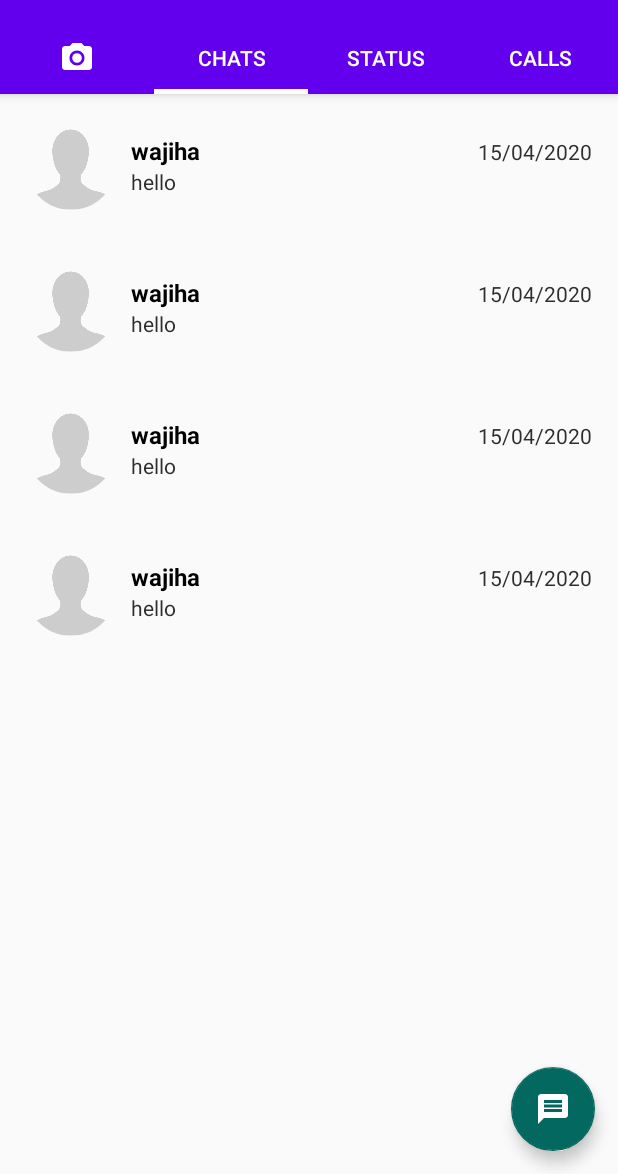
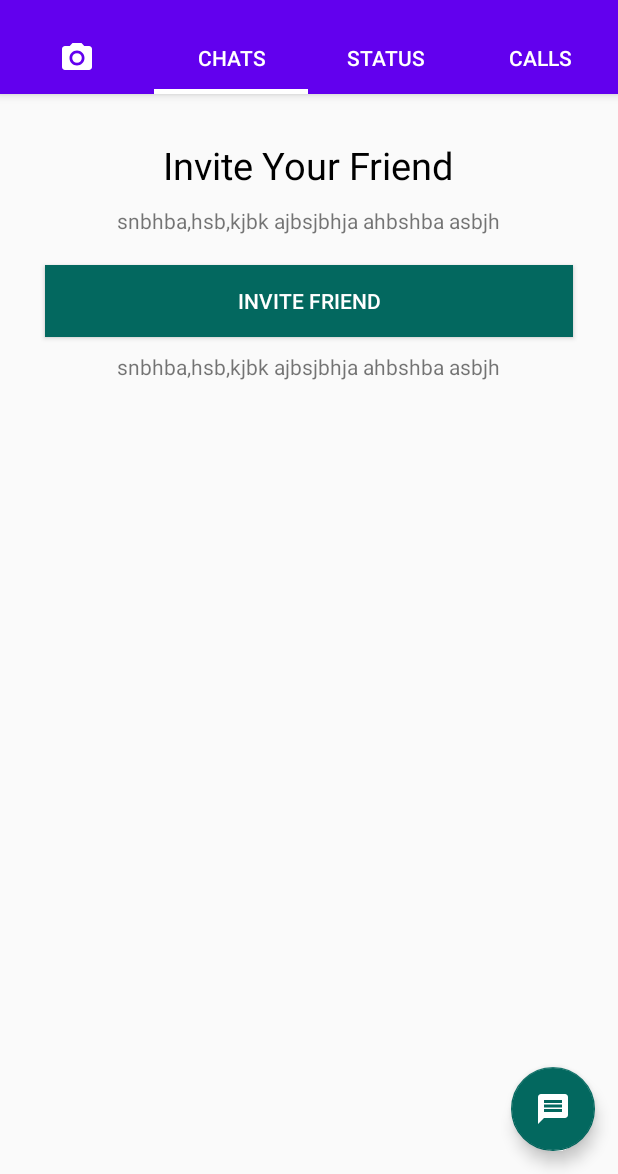
Before and after one commit to wajihasiddiqui/WhatsAppClone, an Android app: the screen it shows after launch once a user with an empty profile is signed in (MainActivity), on a phone screen of 412 x 824 dp, the part 62-1236 px from its top. Run offline under Robolectric (Android 15) with nearby library versions, the phone set to English and light mode, and no system bars; our stand-ins replace Firebase (no records; nobody signed in at launch, a user with empty details on screens opened directly); plain views replace CircularImageView.

Commit message:
Fix bugs in chatfragments

```diff
--- a/app/src/main/java/com/example/whatsappclone/ChatFragment.java
+++ b/app/src/main/java/com/example/whatsappclone/ChatFragment.java
@@ -33,23 +33,21 @@ public class ChatFragment extends Fragment {
                              Bundle savedInstanceState) {
         // Inflate the layout for this fragment
         View view = inflater.inflate(R.layout.fragment_chat, container, false);
+        List<chatlist> list = new ArrayList<>();
 
-        recyclerview = view.findViewById(R.id.recyclerview);
+        RecyclerView recyclerview = view.findViewById(R.id.recyclerview);
         recyclerview.setLayoutManager(new LinearLayoutManager(getContext()));
 
-        getChatList();
+//        list.add(new chatlist("11", "wajiha","hello","15/04/2020","https://tse3.mm.bing.net/th?id=OIP.Xa_FUFxWwz48najD3i5uCAHaFY&pid=Api&P=0&w=254&h=185"));
+//        list.add(new chatlist("12", "wajiha","hello","15/04/2020","https://tse1.mm.bing.net/th?id=OIP.r8soQNgKeW77Is5e_fCUCQHaHa&pid=Api&P=0&w=300&h=300"));
+//        list.add(new chatlist("13", "wajiha","hello","15/04/2020","https://tse1.mm.bing.net/th?id=OIP.11S6ygRSOPAQ_67To_nW3AHaEH&pid=Api&P=0&w=286&h=160"));
+//        list.add(new chatlist("14", "wajiha","hello","15/04/2020","https://tse3.mm.bing.net/th?id=OIP.eTCKYXrmICrgAr1f93GxPQHaFi&pid=Api&P=0&w=242&h=182"));
+//
+//        recyclerview.setAdapter(new chatlistadapter(list,getContext()));
+//
+
+
         return view;
     }
 
-    private void getChatList() {
-        list.add(new chatlist("11", "wajiha","hello","15/04/2020","https://tse3.mm.bing.net/th?id=OIP.Xa_FUFxWwz48najD3i5uCAHaFY&pid=Api&P=0&w=254&h=185"));
-        list.add(new chatlist("12", "wajiha","hello","15/04/2020","https://tse1.mm.bing.net/th?id=OIP.r8soQNgKeW77Is5e_fCUCQHaHa&pid=Api&P=0&w=300&h=300"));
-        list.add(new chatlist("13", "wajiha","hello","15/04/2020","https://tse1.mm.bing.net/th?id=OIP.11S6ygRSOPAQ_67To_nW3AHaEH&pid=Api&P=0&w=286&h=160"));
-        list.add(new chatlist("14", "wajiha","hello","15/04/2020","https://tse3.mm.bing.net/th?id=OIP.eTCKYXrmICrgAr1f93GxPQHaFi&pid=Api&P=0&w=242&h=182"));
-
-        recyclerview.setAdapter(new chatlistadapter(list,getContext()));
-
-    }
-
-
 }
--- a/app/src/main/res/layout/fragment_chat.xml
+++ b/app/src/main/res/layout/fragment_chat.xml
@@ -12,50 +12,50 @@
 
 </androidx.recyclerview.widget.RecyclerView>
 
-<!--    <LinearLayout-->
-<!--        android:layout_width="match_parent"-->
-<!--        android:layout_height="wrap_content"-->
-<!--        android:gravity="center_horizontal"-->
-<!--        android:layout_marginTop="30dp"-->
-<!--        android:orientation="vertical">-->
+    <LinearLayout
+        android:layout_width="match_parent"
+        android:layout_height="wrap_content"
+        android:gravity="center_horizontal"
+        android:layout_marginTop="30dp"
+        android:orientation="vertical">
 
-<!--        <TextView-->
-<!--            android:layout_width="wrap_content"-->
-<!--            android:layout_height="wrap_content"-->
-<!--            android:text="Invite Your Friend"-->
-<!--            android:textSize="25dp"-->
-<!--            android:textColor="@android:color/black">-->
+        <TextView
+            android:layout_width="wrap_content"
+            android:layout_height="wrap_content"
+            android:text="Invite Your Friend"
+            android:textSize="25dp"
+            android:textColor="@android:color/black">
 
-<!--        </TextView>-->
-<!--        <TextView-->
-<!--            android:layout_width="wrap_content"-->
-<!--            android:layout_height="wrap_content"-->
-<!--            android:layout_marginTop="10dp"-->
-<!--            android:layout_marginBottom="20dp"-->
-<!--            android:gravity="center_horizontal"-->
-<!--            android:text="snbhba,hsb,kjbk ajbsjbhja ahbshba asbjh">-->
+        </TextView>
+        <TextView
+            android:layout_width="wrap_content"
+            android:layout_height="wrap_content"
+            android:layout_marginTop="10dp"
+            android:layout_marginBottom="20dp"
+            android:gravity="center_horizontal"
+            android:text="snbhba,hsb,kjbk ajbsjbhja ahbshba asbjh">
 
-<!--        </TextView>-->
-<!--        <Button-->
-<!--            android:layout_width="match_parent"-->
-<!--            android:layout_height="wrap_content"-->
-<!--            android:background="@color/colorAccent"-->
-<!--            android:textColor="@android:color/white"-->
-<!--            android:layout_marginEnd="30dp"-->
-<!--            android:layout_marginStart="30dp"-->
-<!--            android:text="Invite friend">-->
+        </TextView>
+        <Button
+            android:layout_width="match_parent"
+            android:layout_height="wrap_content"
+            android:background="@color/colorAccent"
+            android:textColor="@android:color/white"
+            android:layout_marginEnd="30dp"
+            android:layout_marginStart="30dp"
+            android:text="Invite friend">
 
-<!--        </Button>-->
-<!--        <TextView-->
-<!--            android:layout_width="wrap_content"-->
-<!--            android:layout_height="wrap_content"-->
-<!--            android:layout_marginTop="10dp"-->
-<!--            android:layout_marginBottom="20dp"-->
-<!--            android:gravity="center_horizontal"-->
-<!--            android:text="snbhba,hsb,kjbk ajbsjbhja ahbshba asbjh">-->
+        </Button>
+        <TextView
+            android:layout_width="wrap_content"
+            android:layout_height="wrap_content"
+            android:layout_marginTop="10dp"
+            android:layout_marginBottom="20dp"
+            android:gravity="center_horizontal"
+            android:text="snbhba,hsb,kjbk ajbsjbhja ahbshba asbjh">
 
-<!--        </TextView>-->
-<!--            -->
-<!--    </LinearLayout>-->
+        </TextView>
+
+    </LinearLayout>
 
 </FrameLayout>
```
